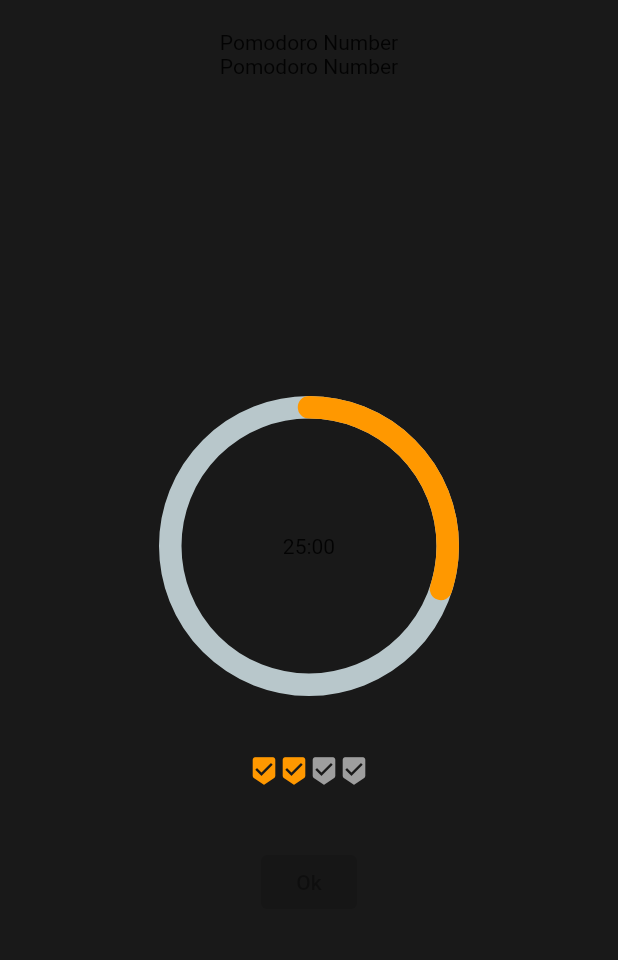
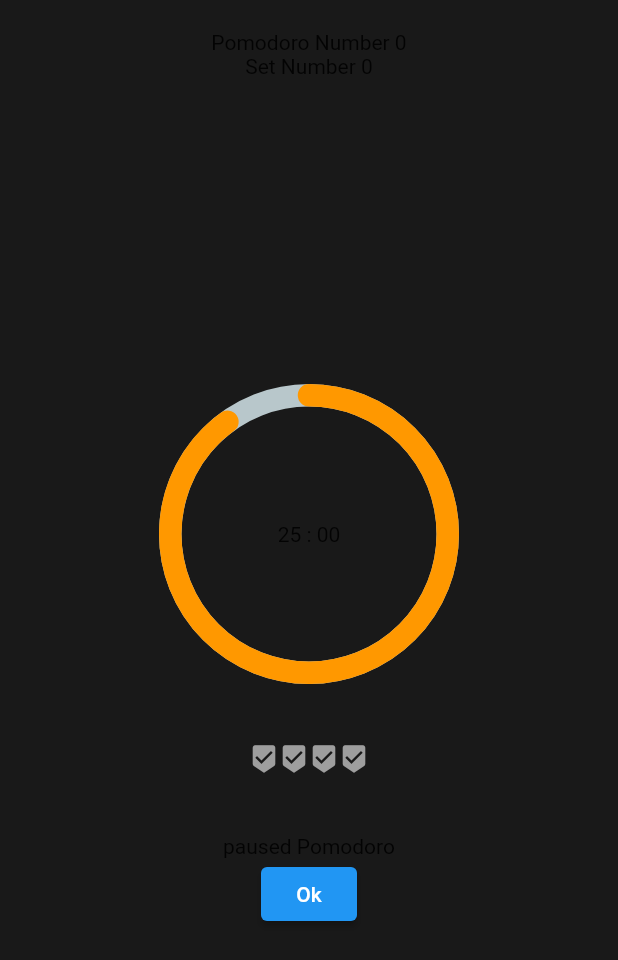
Before and after one commit to Ferrozo/flutter-time-Management-case-study, a Flutter app: the screen it shows after launch, on a phone screen of 412 x 824 dp. Shown: the top 960 px of the screen. Run offline on Flutter 3.47's test engine with Material 2 defaults, Android fonts, the phone set to English and light mode, and no system bars; drawn by our look-alikes of percent_indicator.

```diff
--- a/lib/src/core/utils/constants.dart
+++ b/lib/src/core/utils/constants.dart
@@ -2,8 +2,8 @@ import 'package:flutter/material.dart';
 import 'package:time_managment_app/src/domain/models/timer_status_model.dart';
 
 const pomodoroTotalTime = 25 * 60;
-const shortBreak = 5 * 60;
-const longBreak = 15 * 60;
+const shortBreakTime = 5 * 60;
+const longBreakTime = 15 * 60;
 const pomodoroPerSet = 4;
 
 const Map<PomodoroStatus, String> statusDescription = {
@@ -15,3 +15,13 @@ const Map<PomodoroStatus, String> statusDescription = {
   PomodoroStatus.pausedLongBreak: 'Paused long break',
   PomodoroStatus.setFinished: 'Congratulations',
 };
+
+const Map<PomodoroStatus, MaterialColor> statusColor = {
+  PomodoroStatus.runningPomodoro: Colors.green,
+  PomodoroStatus.pausedPomodoro: Colors.orange,
+  PomodoroStatus.runningShortBreak: Colors.red,
+  PomodoroStatus.pausedShortBreak: Colors.orange,
+  PomodoroStatus.runningLongBreak: Colors.red,
+  PomodoroStatus.pausedLongBreak: Colors.orange,
+  PomodoroStatus.setFinished: Colors.orange,
+};
--- a/lib/src/presentation/screens/home/home.dart
+++ b/lib/src/presentation/screens/home/home.dart
@@ -1,8 +1,11 @@
+import 'dart:async';
+
 import 'package:flutter/material.dart';
 import 'package:percent_indicator/circular_percent_indicator.dart';
-import 'package:time_managment_app/src/presentation/widgets/button/custom_btn.dart';
+import 'package:time_managment_app/src/core/utils/constants.dart';
+import 'package:time_managment_app/src/domain/models/timer_status_model.dart';
+// import 'package:time_managment_app/src/presentation/widgets/button/custom_btn.dart';
 import 'package:time_managment_app/src/presentation/widgets/progress_status/progress_status.dart';
-import 'package:time_managment_app/src/domain/models/timer_status_model.dart';
 
 class HomePage extends StatefulWidget {
   const HomePage({Key? key}) : super(key: key);
@@ -11,7 +14,22 @@ class HomePage extends StatefulWidget {
   State<HomePage> createState() => _HomePageState();
 }
 
+const String _btnStartPomo = 'Start';
+const String _btnPausePomo = 'pause pomo';
+const String _btnResetPomo = 'reset pomo';
+const String _btnStartShortBreak = 'Start shork';
+const String _btnStartLongBreak = 'Start';
+const String _btnResumePomo = 'resume';
+const String _btnResumeBreak = 'Reusme';
+const String _btnStartNewSet = 'Start new set';
+
 class _HomePageState extends State<HomePage> {
+  int remaingTime = pomodoroTotalTime;
+  String mainBtnText = _btnStartPomo;
+  PomodoroStatus pomodoroStatus = PomodoroStatus.pausedPomodoro;
+  late Timer _timer;
+  int pomodoNumber = 0;
+  int setNumber = 0;
   @override
   Widget build(BuildContext context) {
     return Scaffold(
@@ -22,8 +40,8 @@ class _HomePageState extends State<HomePage> {
           crossAxisAlignment: CrossAxisAlignment.center,
           children: [
             const SizedBox(height: 20),
-            const Text('Pomodoro Number'),
-            const Text('Pomodoro Number'),
+            Text('Pomodoro Number $pomodoNumber'),
+            Text('Set Number $setNumber'),
             Expanded(
               child: Column(
                 mainAxisAlignment: MainAxisAlignment.center,
@@ -32,18 +50,23 @@ class _HomePageState extends State<HomePage> {
                   CircularPercentIndicator(
                     radius: 100,
                     lineWidth: 15.0,
-                    percent: 0.3,
+                    percent: 0.9,
                     circularStrokeCap: CircularStrokeCap.round,
-                    center: const Text('25:00'),
-                    progressColor: Colors.orange,
+                    center: Text(_secsToFormatedString(remaingTime)),
+                    progressColor: statusColor[pomodoroStatus],
                   ),
                   const SizedBox(height: 40),
-                  const ProgressStatus(done: 2, total: 4),
+                  ProgressStatus(
+                      done: pomodoNumber - (setNumber * pomodoroPerSet),
+                      total: pomodoroPerSet),
                   const SizedBox(height: 40),
-                  CustomBtn(
-                    onClick: () {},
-                    btnTxt: 'Ok',
-                  ),
+                  Text(statusDescription[pomodoroStatus].toString()),
+                  ElevatedButton(
+                      onPressed: _mainBtnClicked, child: const Text('Ok')),
+                  // CustomBtn(
+                  //   onClick: _mainBtnClicked,
+                  //   btnTxt: 'Ok',
+                  // ),
                 ],
               ),
             ),
@@ -52,4 +75,79 @@ class _HomePageState extends State<HomePage> {
       ),
     );
   }
+
+  _secsToFormatedString(int secs) {
+    int roundedMinutes = secs ~/ 60;
+    int remaingSecs = secs - (roundedMinutes * 60);
+    String remainSecsFormated;
+    if (remaingSecs < 10) {
+      remainSecsFormated = '0$remaingSecs';
+    } else {
+      remainSecsFormated = remaingSecs.toString();
+    }
+    return '$roundedMinutes : $remainSecsFormated';
+  }
+
+  _mainBtnClicked() {
+    switch (pomodoroStatus) {
+      case PomodoroStatus.runningPomodoro:
+        break;
+      case PomodoroStatus.pausedPomodoro:
+        _startTimerCountDown();
+        break;
+      case PomodoroStatus.runningShortBreak:
+        break;
+      case PomodoroStatus.pausedShortBreak:
+        break;
+      case PomodoroStatus.pausedLongBreak:
+        break;
+      case PomodoroStatus.runningLongBreak:
+        break;
+      case PomodoroStatus.setFinished:
+        break;
+    }
+  }
+
+  _startTimerCountDown() {
+    pomodoroStatus = PomodoroStatus.runningPomodoro;
+    _cancelTimer();
+    _timer = Timer.periodic(
+      const Duration(seconds: 1),
+      (timer) => {
+        if (remaingTime > 0)
+          {
+            setState(() {
+              remaingTime--;
+              mainBtnText = _btnPausePomo;
+            }),
+          }
+        else
+          {
+            pomodoNumber++,
+            _cancelTimer(),
+            if (pomodoNumber % pomodoroPerSet == 0)
+              {
+                pomodoroStatus = PomodoroStatus.pausedLongBreak,
+                setState(() {
+                  remaingTime = longBreakTime;
+                  mainBtnText = _btnStartLongBreak;
+                }),
+              }
+            else
+              {
+                pomodoroStatus = PomodoroStatus.pausedShortBreak,
+                setState(() {
+                  remaingTime = shortBreakTime;
+                  mainBtnText = _btnStartShortBreak;
+                })
+              }
+            // playSound(),
+          }
+      },
+    );
+  }
+
+  _cancelTimer() {
+    _timer.cancel();
+  }
 }
```
